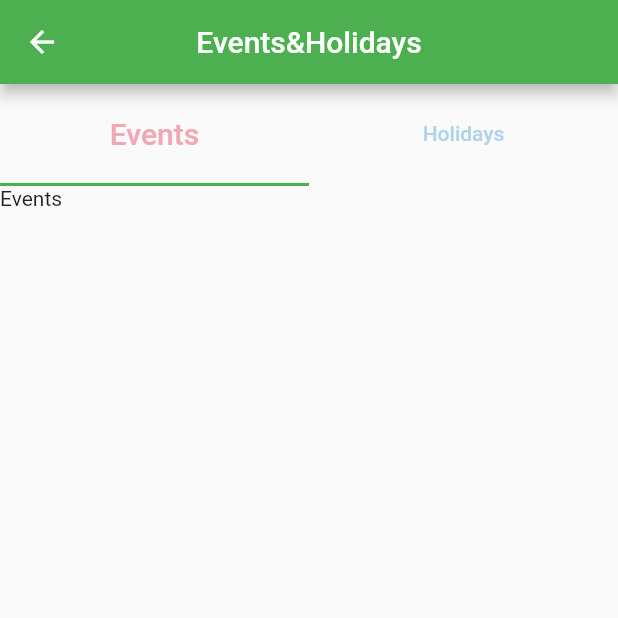
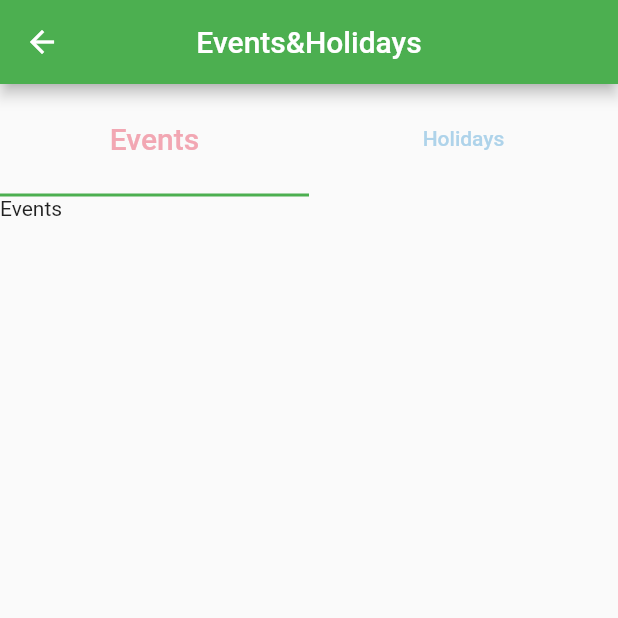
Before and after one commit to SudharaniHyniva/ez_flutter, a Flutter app: the EventsHolidays screen opened directly, on a phone screen of 412 x 824 dp, the top half of it. Run offline on Flutter 3.47's test engine with Material 2 defaults, Android fonts, the phone set to English and light mode, and no system bars.

Commit message:
Changed Tab Sizes.

```diff
--- a/lib/fragments/attendance.dart
+++ b/lib/fragments/attendance.dart
@@ -55,7 +55,7 @@ class _TabBarViewState extends State<TabBarViewPage>
         child: Column(
           children: <Widget>[
             Container(
-//              constraints: BoxConstraints.expand(height: 50),
+              constraints: BoxConstraints.expand(height: 75),
               child: _tabBarLabel(),
             ),
             Expanded(
--- a/lib/fragments/events_holidays.dart
+++ b/lib/fragments/events_holidays.dart
@@ -55,7 +55,7 @@ class _TabBarViewState extends State<EventsHolidays>
         child: Column(
           children: <Widget>[
             Container(
-//              constraints: BoxConstraints.expand(height: 50),
+              constraints: BoxConstraints.expand(height: 75),
               child: _tabBarLabel(),
             ),
             Expanded(
--- a/lib/fragments/leaves.dart
+++ b/lib/fragments/leaves.dart
@@ -60,7 +60,7 @@ class _TabBarViewState extends State<TabBarLeaveViewPage>
         child: Column(
           children: <Widget>[
             Container(
-//              constraints: BoxConstraints.expand(height: 50),
+              constraints: BoxConstraints.expand(height: 75),
               child: _tabBarLabel(),
             ),
             Expanded(
--- a/lib/fragments/sms_Email.dart
+++ b/lib/fragments/sms_Email.dart
@@ -55,7 +55,7 @@ class _TabBarViewState extends State<TabBarSMSAndEmailViewPage>
         child: Column(
           children: <Widget>[
             Container(
-//              constraints: BoxConstraints.expand(height: 50),
+              constraints: BoxConstraints.expand(height: 75),
               child: _tabBarLabel(),
             ),
             Expanded(
--- a/lib/fragments/task_reminder.dart
+++ b/lib/fragments/task_reminder.dart
@@ -55,7 +55,7 @@ class _TabBarViewState extends State<TaskReminder>
         child: Column(
           children: <Widget>[
             Container(
-//              constraints: BoxConstraints.expand(height: 50),
+              constraints: BoxConstraints.expand(height: 75),
               child: _tabBarLabel(),
             ),
             Expanded(
```
